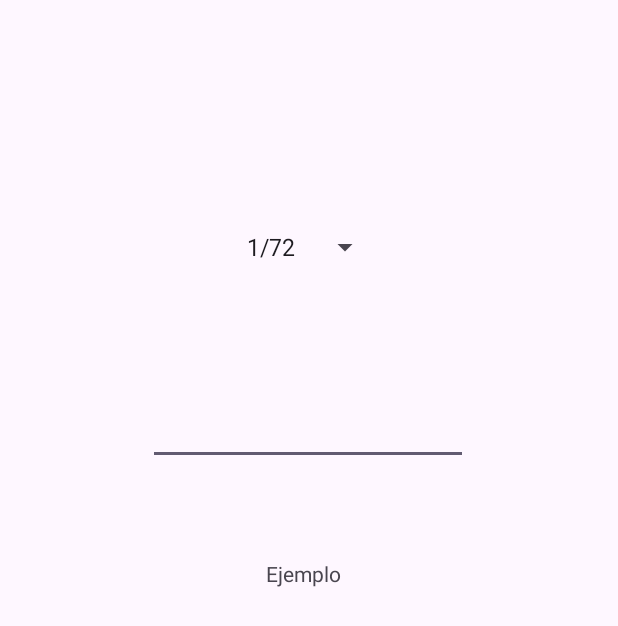
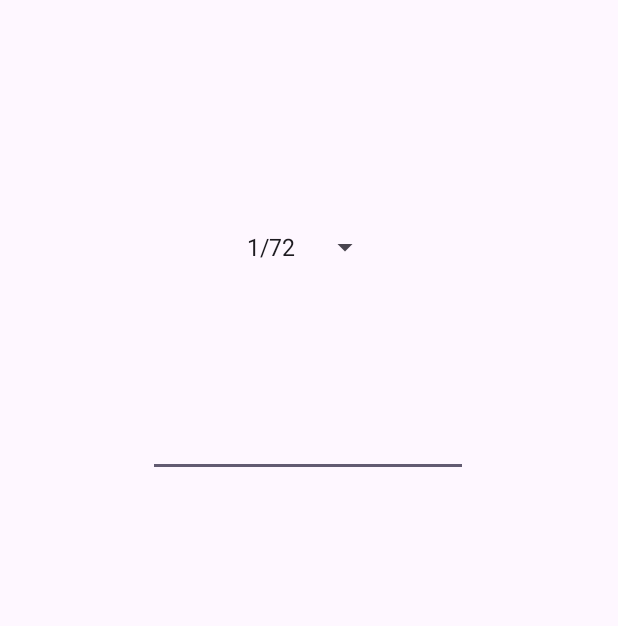
Before and after one commit to Blo2000/EscaladoyPintura, an Android app: the Escalado screen opened directly, with no data from a screen before it, on a phone screen of 412 x 824 dp. Shown: the top 626 px of the screen. Run offline under Robolectric (Android 15) with nearby library versions, the phone set to English and light mode, and no system bars.

Commit message:
Escaldado hecho

```diff
--- a/app/src/main/java/com/example/escaladoypintura/Escalado.java
+++ b/app/src/main/java/com/example/escaladoypintura/Escalado.java
@@ -5,7 +5,9 @@ import android.view.View;
 import android.widget.AdapterView;
 import android.widget.ArrayAdapter;
 import android.widget.AutoCompleteTextView;
+import android.widget.EditText;
 import android.widget.Spinner;
+import android.widget.TextView;
 
 import androidx.appcompat.app.AppCompatActivity;
 
@@ -14,12 +16,16 @@ import java.util.ArrayList;
 public class Escalado extends AppCompatActivity {
     Number num;
     private Spinner desplegable;
+    TextView resultado;
+    EditText datos;
     @Override
     protected void onCreate(Bundle savedInstanceState) {
         super.onCreate(savedInstanceState);
         setContentView(R.layout.escalado);
+        resultado = findViewById(R.id.resultado);
+        desplegable = (Spinner) findViewById(R.id.desplegable);
+        datos = findViewById(R.id.datos);
 
-        desplegable = (Spinner) findViewById(R.id.desplegable);
         // opciones del despelgable+
         ArrayList<String> opciones = new ArrayList<>();
         opciones.add("1/72");
@@ -34,7 +40,36 @@ public class Escalado extends AppCompatActivity {
         desplegable.setOnItemSelectedListener(new AdapterView.OnItemSelectedListener() {
             @Override
             public void onItemSelected(AdapterView<?> parent, View view, int position, long id) {
-                String op  = (String) desplegable.getAdapter().getItem(position);
+                String op = (String) desplegable.getAdapter().getItem(position);
+                String datosStr = datos.getText().toString();
+                if (!datosStr.isEmpty()) {
+                    try {
+                        double dat = Double.parseDouble(datosStr);
+                        double resultadoEscala = 0;
+
+                        switch (op) {
+                            case "1/72":
+                                resultadoEscala = escalar(dat, 72);
+                                break;
+                            case "1/76":
+                                resultadoEscala = escalar(dat, 76);
+                                break;
+                            case "1/48":
+                                resultadoEscala = escalar(dat, 48);
+                                break;
+                            case "1/35":
+                                resultadoEscala = escalar(dat, 35);
+                                break;
+                            case "1/32":
+                                resultadoEscala = escalar(dat, 32);
+                                break;
+                        }
+
+                        resultado.setText(String.format(String.valueOf(resultadoEscala)));
+                    } catch (NumberFormatException e) {
+                        datos.setError("Numero no valido");
+                    }
+                }
             }
 
             @Override
@@ -42,7 +77,8 @@ public class Escalado extends AppCompatActivity {
 
             }
         });
-
-
+    }
+    public static double escalar(double medida, double escala){
+        return medida/escala;
     }
 }
--- a/app/src/main/res/layout/escalado.xml
+++ b/app/src/main/res/layout/escalado.xml
@@ -5,22 +5,6 @@
     android:layout_width="match_parent"
     android:layout_height="match_parent">
 
-
-    <EditText
-        android:id="@+id/medida"
-        android:layout_width="wrap_content"
-        android:layout_height="wrap_content"
-        android:layout_marginStart="100dp"
-        android:layout_marginTop="218dp"
-        android:layout_marginEnd="101dp"
-        android:layout_marginBottom="468dp"
-        android:ems="10"
-        android:inputType="number"
-        app:layout_constraintBottom_toBottomOf="parent"
-        app:layout_constraintEnd_toEndOf="parent"
-        app:layout_constraintStart_toStartOf="parent"
-        app:layout_constraintTop_toTopOf="parent"
-        tools:ignore="MissingConstraints" />
 
     <TextView
         android:id="@+id/resultado"
@@ -31,7 +15,6 @@
         android:layout_marginEnd="129dp"
         android:layout_marginBottom="322dp"
         android:gravity="center"
-        android:text="Ejemplo"
         app:layout_constraintBottom_toBottomOf="parent"
         app:layout_constraintEnd_toEndOf="parent"
         app:layout_constraintHorizontal_bias="1.0"
@@ -51,4 +34,20 @@
         app:layout_constraintEnd_toEndOf="parent"
         app:layout_constraintStart_toStartOf="parent"
         app:layout_constraintTop_toTopOf="parent" />
+
+    <EditText
+        android:id="@+id/datos"
+        android:layout_width="wrap_content"
+        android:layout_height="wrap_content"
+        android:layout_marginStart="100dp"
+        android:layout_marginTop="226dp"
+        android:layout_marginEnd="101dp"
+        android:layout_marginBottom="460dp"
+        android:ems="10"
+        android:inputType="number"
+        app:layout_constraintBottom_toBottomOf="parent"
+        app:layout_constraintEnd_toEndOf="parent"
+        app:layout_constraintStart_toStartOf="parent"
+        app:layout_constraintTop_toTopOf="parent" />
+
 </androidx.constraintlayout.widget.ConstraintLayout>
```
